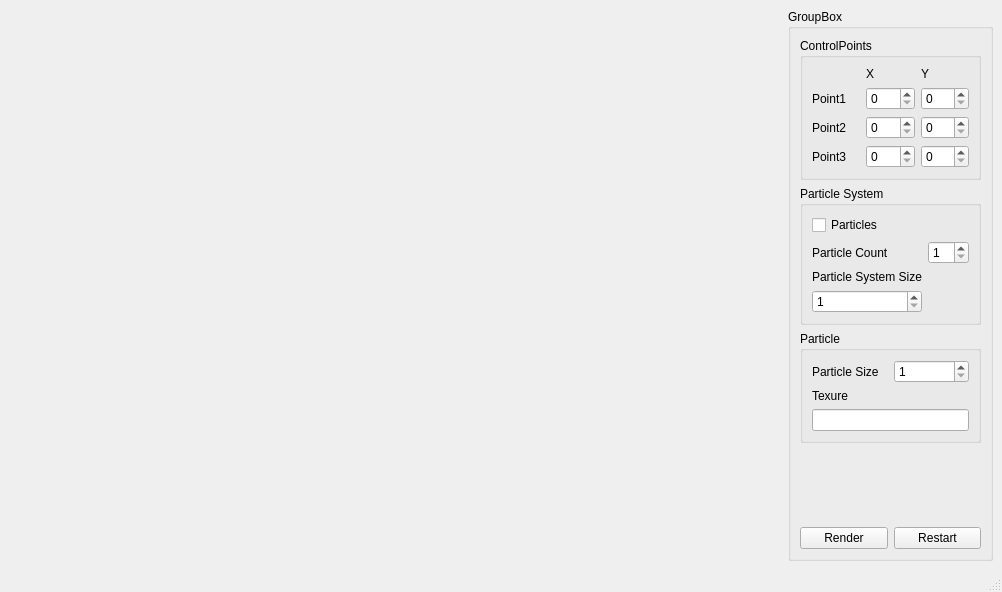
carolagille/Tornado, file ui/MainWindow.ui: the form before one commit.
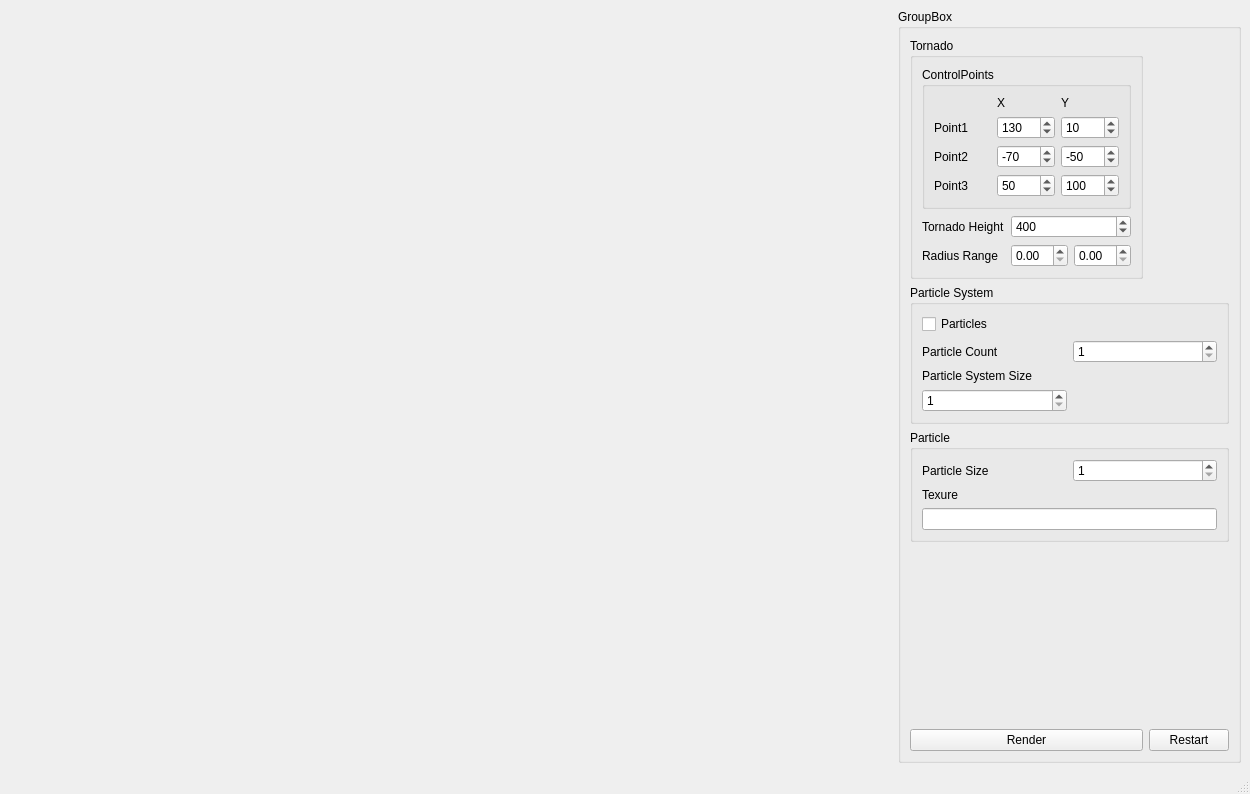
The form after the commit.

Diff of the .ui file:
```diff
--- a/ui/MainWindow.ui
+++ b/ui/MainWindow.ui
@@ -6,8 +6,8 @@
    <rect>
     <x>0</x>
     <y>0</y>
-    <width>1002</width>
-    <height>592</height>
+    <width>1250</width>
+    <height>794</height>
    </rect>
   </property>
   <property name="windowTitle">
@@ -21,6 +21,170 @@
        <string>GroupBox</string>
       </property>
       <layout class="QGridLayout" name="gridLayout_2">
+       <item row="0" column="1">
+        <widget class="QGroupBox" name="groupBox_5">
+         <property name="title">
+          <string>Tornado</string>
+         </property>
+         <layout class="QGridLayout" name="gridLayout_5">
+          <item row="3" column="1">
+           <widget class="QDoubleSpinBox" name="doubleSpinBox"/>
+          </item>
+          <item row="2" column="0">
+           <widget class="QLabel" name="label_9">
+            <property name="text">
+             <string>Tornado Height</string>
+            </property>
+           </widget>
+          </item>
+          <item row="3" column="0">
+           <widget class="QLabel" name="label_11">
+            <property name="text">
+             <string>Radius Range</string>
+            </property>
+           </widget>
+          </item>
+          <item row="3" column="2">
+           <widget class="QDoubleSpinBox" name="doubleSpinBox_2"/>
+          </item>
+          <item row="2" column="1" colspan="2">
+           <widget class="QSpinBox" name="Height">
+            <property name="maximum">
+             <number>100000</number>
+            </property>
+            <property name="singleStep">
+             <number>10</number>
+            </property>
+            <property name="value">
+             <number>400</number>
+            </property>
+           </widget>
+          </item>
+          <item row="1" column="0" colspan="3">
+           <widget class="QGroupBox" name="groupBox_2">
+            <property name="title">
+             <string>ControlPoints</string>
+            </property>
+            <layout class="QGridLayout" name="gridLayout">
+             <item row="0" column="1">
+              <widget class="QLabel" name="label_2">
+               <property name="text">
+                <string>X</string>
+               </property>
+              </widget>
+             </item>
+             <item row="1" column="0">
+              <widget class="QLabel" name="label">
+               <property name="text">
+                <string>Point1</string>
+               </property>
+              </widget>
+             </item>
+             <item row="1" column="1">
+              <widget class="QSpinBox" name="Point1X">
+               <property name="minimum">
+                <number>-1000</number>
+               </property>
+               <property name="maximum">
+                <number>1000</number>
+               </property>
+               <property name="value">
+                <number>130</number>
+               </property>
+              </widget>
+             </item>
+             <item row="1" column="2">
+              <widget class="QSpinBox" name="Point1Z">
+               <property name="minimum">
+                <number>-1000</number>
+               </property>
+               <property name="maximum">
+                <number>1000</number>
+               </property>
+               <property name="value">
+                <number>10</number>
+               </property>
+              </widget>
+             </item>
+             <item row="3" column="0">
+              <widget class="QLabel" name="label_5">
+               <property name="text">
+                <string>Point3</string>
+               </property>
+              </widget>
+             </item>
+             <item row="3" column="1">
+              <widget class="QSpinBox" name="Point3X">
+               <property name="minimum">
+                <number>-1000</number>
+               </property>
+               <property name="maximum">
+                <number>1000</number>
+               </property>
+               <property name="value">
+                <number>50</number>
+               </property>
+              </widget>
+             </item>
+             <item row="3" column="2">
+              <widget class="QSpinBox" name="Point3Z">
+               <property name="minimum">
+                <number>-1000</number>
+               </property>
+               <property name="maximum">
+                <number>1000</number>
+               </property>
+               <property name="value">
+                <number>100</number>
+               </property>
+              </widget>
+             </item>
+             <item row="2" column="0">
+              <widget class="QLabel" name="label_4">
+               <property name="text">
+                <string>Point2</string>
+               </property>
+              </widget>
+             </item>
+             <item row="2" column="1">
+              <widget class="QSpinBox" name="Point2X">
+               <property name="minimum">
+                <number>-1000</number>
+               </property>
+               <property name="maximum">
+                <number>1000</number>
+               </property>
+               <property name="value">
+                <number>-70</number>
+               </property>
+              </widget>
+             </item>
+             <item row="2" column="2">
+              <widget class="QSpinBox" name="Point2Z">
+               <property name="minimum">
+                <number>-1000</number>
+               </property>
+               <property name="maximum">
+                <number>1000</number>
+               </property>
+               <property name="value">
+                <number>-50</number>
+               </property>
+              </widget>
+             </item>
+             <item row="0" column="2">
+              <widget class="QLabel" name="label_3">
+               <property name="text">
+                <string>Y</string>
+               </property>
+              </widget>
+             </item>
+            </layout>
+           </widget>
+          </item>
+         </layout>
+        </widget>
+       </item>
        <item row="3" column="1">
         <spacer name="verticalSpacer">
          <property name="orientation">
@@ -48,68 +212,6 @@
          </property>
         </widget>
        </item>
-       <item row="0" column="1" colspan="2">
-        <widget class="QGroupBox" name="groupBox_2">
-         <property name="title">
-          <string>ControlPoints</string>
-         </property>
-         <layout class="QGridLayout" name="gridLayout">
-          <item row="0" column="1">
-           <widget class="QLabel" name="label_2">
-            <property name="text">
-             <string>X</string>
-            </property>
-           </widget>
-          </item>
-          <item row="1" column="1">
-           <widget class="QSpinBox" name="spinBox"/>
-          </item>
-          <item row="1" column="2">
-           <widget class="QSpinBox" name="spinBox_2"/>
-          </item>
-          <item row="2" column="1">
-           <widget class="QSpinBox" name="spinBox_3"/>
-          </item>
-          <item row="1" column="0">
-           <widget class="QLabel" name="label">
-            <property name="text">
-             <string>Point1</string>
-            </property>
-           </widget>
-          </item>
-          <item row="0" column="2">
-           <widget class="QLabel" name="label_3">
-            <property name="text">
-             <string>Y</string>
-            </property>
-           </widget>
-          </item>
-          <item row="2" column="2">
-           <widget class="QSpinBox" name="spinBox_4"/>
-          </item>
-          <item row="2" column="0">
-           <widget class="QLabel" name="label_4">
-            <property name="text">
-             <string>Point2</string>
-            </property>
-           </widget>
-          </item>
-          <item row="3" column="0">
-           <widget class="QLabel" name="label_5">
-            <property name="text">
-             <string>Point3</string>
-            </property>
-           </widget>
-          </item>
-          <item row="3" column="1">
-           <widget class="QSpinBox" name="spinBox_5"/>
-          </item>
-          <item row="3" column="2">
-           <widget class="QSpinBox" name="spinBox_6"/>
-          </item>
-         </layout>
-        </widget>
-       </item>
        <item row="1" column="1" colspan="2">
         <widget class="QGroupBox" name="groupBox_3">
          <property name="title">
```
Left out of the diff: 28 changed lines with no effect on the pictures.
